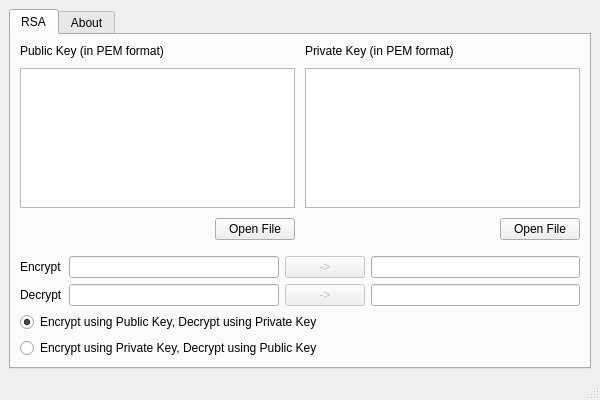
Above: mainwindow.ui from iyxan23/rsa-tools before the change. Below: the same form after it.
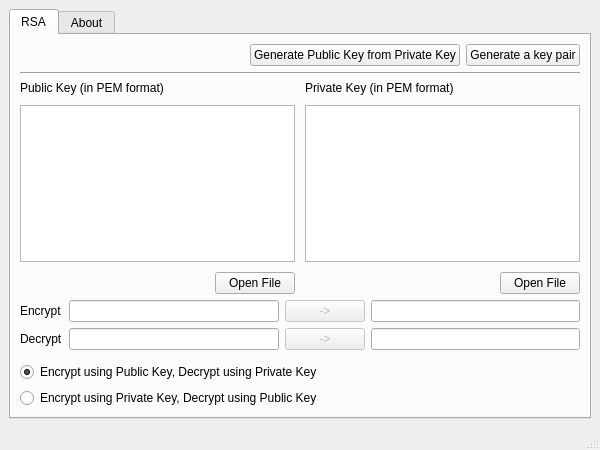
That is the form after the change. Icons and pictures are not drawn.

Commit message: feat: Add some buttons

The edit to the form file:
```diff
--- a/mainwindow.ui
+++ b/mainwindow.ui
@@ -7,14 +7,14 @@
     <x>0</x>
     <y>0</y>
     <width>600</width>
-    <height>400</height>
+    <height>450</height>
    </rect>
   </property>
   <property name="windowTitle">
    <string>RSA Tools - Powered By OpenSSL</string>
   </property>
   <widget class="QWidget" name="centralwidget">
-   <layout class="QVBoxLayout" name="verticalLayout_4">
+   <layout class="QHBoxLayout" name="horizontalLayout_8">
     <item>
      <widget class="QTabWidget" name="tabWidget">
       <property name="currentIndex">
@@ -28,6 +28,47 @@
         <string>RSA</string>
        </attribute>
        <layout class="QVBoxLayout" name="verticalLayout_5">
+        <item>
+         <layout class="QHBoxLayout" name="horizontalLayout_7">
+          <property name="topMargin">
+           <number>0</number>
+          </property>
+          <item>
+           <spacer name="horizontalSpacer_5">
+            <property name="orientation">
+             <enum>Qt::Horizontal</enum>
+            </property>
+            <property name="sizeHint" stdset="0">
+             <size>
+              <width>40</width>
+              <height>20</height>
+             </size>
+            </property>
+           </spacer>
+          </item>
+          <item>
+           <widget class="QPushButton" name="pushButton_2">
+            <property name="text">
+             <string>Generate Public Key from Private Key</string>
+            </property>
+           </widget>
+          </item>
+          <item>
+           <widget class="QPushButton" name="pushButton">
+            <property name="text">
+             <string>Generate a key pair</string>
+            </property>
+           </widget>
+          </item>
+         </layout>
+        </item>
+        <item>
+         <widget class="Line" name="line">
+          <property name="orientation">
+           <enum>Qt::Horizontal</enum>
+          </property>
+         </widget>
+        </item>
         <item>
          <layout class="QHBoxLayout" name="horizontalLayout">
           <property name="spacing">
@@ -37,7 +78,7 @@
            <number>0</number>
           </property>
           <property name="bottomMargin">
-           <number>10</number>
+           <number>0</number>
           </property>
           <item>
            <layout class="QVBoxLayout" name="verticalLayout_2">
```
Left out of the diff: 2 changed lines with no effect on the pictures.
